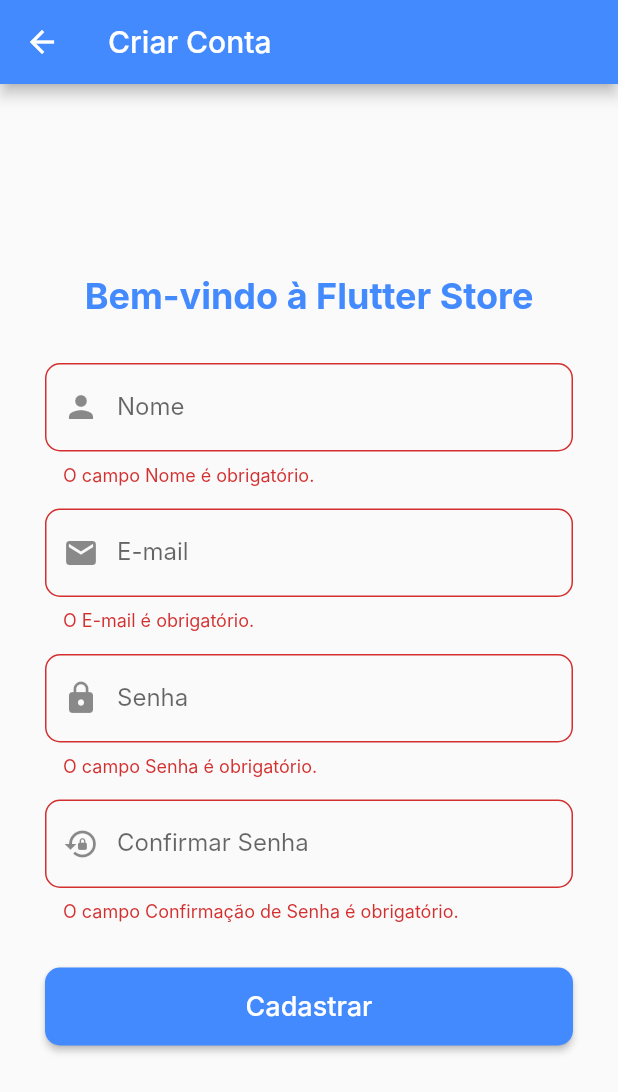
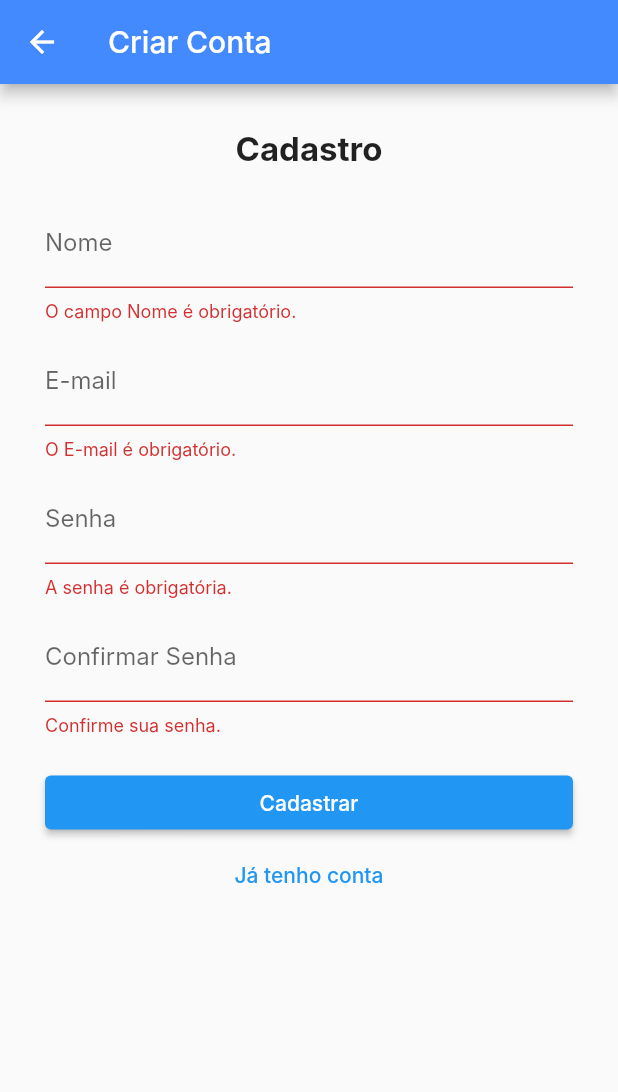
Before and after one commit to davifaita/FlutterProject, a Flutter app: the SignUpPage screen opened by its route, after a tap on "Cadastrar", on a phone screen of 412 x 824 dp. Shown: the top 1092 px of the screen. Run offline on Flutter 3.47's test engine with Material 3 defaults, Android fonts, the phone set to English and light mode, and no system bars; our stand-ins replace shared_preferences; accounts and stored records are empty; Roboto replaces fonts that are missing (Inter).

Commit message:
fix: corrigir validação do formulario de cadastro e validação de login

```diff
--- /dev/null
+++ b/lib/core/providers/auth_provider.dart
@@ -0,0 +1,32 @@
+import 'package:flutter/material.dart';
+
+class AuthProvider extends ChangeNotifier {
+  String? _email;
+  String? _password;
+  bool _isLoggedIn = false;
+
+  bool get isLoggedIn => _isLoggedIn;
+  String? get email => _email;
+
+  // Registrar usuário
+  void signUp(String email, String password) {
+    _email = email;
+    _password = password;
+    notifyListeners();
+  }
+
+  // Login
+  bool login(String email, String password) {
+    if (_email == email && _password == password) {
+      _isLoggedIn = true;
+      notifyListeners();
+      return true;
+    }
+    return false;
+  }
+
+  void logout() {
+    _isLoggedIn = false;
+    notifyListeners();
+  }
+}
--- a/lib/presentation/pages/auth/signup_page.dart
+++ b/lib/presentation/pages/auth/signup_page.dart
@@ -1,7 +1,9 @@
+import 'package:ecommerce/shared/utils/form_validators.dart';
 import 'package:flutter/material.dart';
-import '../../../shared/utils/form_validators.dart';
+import 'package:shared_preferences/shared_preferences.dart';
+import 'login_page.dart';
 
-// Tela de Cadastro de Usuário
+
 class SignUpPage extends StatefulWidget {
   static const routeName = '/signup';
 
@@ -13,35 +15,41 @@ class SignUpPage extends StatefulWidget {
 
 class _SignUpPageState extends State<SignUpPage> {
   final _formKey = GlobalKey<FormState>();
-  final _nameController = TextEditingController();
-  final _emailController = TextEditingController();
-  final _passwordController = TextEditingController();
-  final _confirmPasswordController = TextEditingController();
 
-  void _submit() {
-    // 1. Validar os campos
+  final nomeController = TextEditingController();
+  final emailController = TextEditingController();
+  final senhaController = TextEditingController();
+  final confirmarSenhaController = TextEditingController();
+
+  Future<void> _register() async {
+    // 1️⃣ Valida o formulário antes de tudo
     if (!_formKey.currentState!.validate()) {
       return;
     }
 
-    // 2. Validação adicional: senhas devem ser iguais
-    if (_passwordController.text != _confirmPasswordController.text) {
-      // Exibe um SnackBar para mostrar a mensagem de erro
+    // 2️⃣ Senhas diferentes (também validado no validator)
+    if (senhaController.text != confirmarSenhaController.text) {
       ScaffoldMessenger.of(context).showSnackBar(
         const SnackBar(
-          content: Text('Erro: As senhas não coincidem!'),
+          content: Text("As senhas não coincidem!"),
           backgroundColor: Colors.red,
         ),
       );
       return;
     }
 
-    // 3. Simula o cadastro bem-sucedido
-    // Redirecionar de volta ao login com mensagem visual
-    Navigator.of(context).pop();
+    // 3️⃣ Salva os dados
+    final prefs = await SharedPreferences.getInstance();
+    await prefs.setString('user_name', nomeController.text);
+    await prefs.setString('user_email', emailController.text);
+    await prefs.setString('user_password', senhaController.text);
+
+    // 4️⃣ Fecha página
+    Navigator.pop(context);
+
     ScaffoldMessenger.of(context).showSnackBar(
       const SnackBar(
-        content: Text('Cadastro realizado com sucesso! Faça login para continuar.'),
+        content: Text("Cadastro realizado, faça login!"),
         backgroundColor: Colors.green,
       ),
     );
@@ -51,92 +59,74 @@ class _SignUpPageState extends State<SignUpPage> {
   Widget build(BuildContext context) {
     return Scaffold(
       appBar: AppBar(
-        title: const Text('Criar Conta'),
+        title: const Text("Criar Conta"),
         backgroundColor: Colors.blueAccent,
       ),
-      body: Center(
-        child: SingleChildScrollView(
-          padding: const EdgeInsets.all(30.0),
+      body: SingleChildScrollView(
+        padding: const EdgeInsets.all(30),
         child: Form(
           key: _formKey,
           child: Column(
-              crossAxisAlignment: CrossAxisAlignment.stretch,
-              children: <Widget>[
+            children: [
               const Text(
-                  'Bem-vindo à Flutter Store',
-                  style: TextStyle(fontSize: 24, fontWeight: FontWeight.bold, color: Colors.blueAccent),
-                  textAlign: TextAlign.center,
+                "Cadastro",
+                style: TextStyle(
+                  fontSize: 22,
+                  fontWeight: FontWeight.bold,
                 ),
-                const SizedBox(height: 30),
+              ),
+              const SizedBox(height: 20),
 
-                // Campo Nome
               TextFormField(
-                  controller: _nameController,
-                  decoration: const InputDecoration(
-                    labelText: 'Nome',
-                    border: OutlineInputBorder(borderRadius: BorderRadius.all(Radius.circular(10))),
-                    prefixIcon: Icon(Icons.person),
+                controller: nomeController,
+                decoration: const InputDecoration(labelText: "Nome"),
+                validator: (v) => FormValidators.requiredField(v, "Nome"),
               ),
-                  validator: (value) => FormValidators.requiredField(value, 'Nome'),
-                ),
-                const SizedBox(height: 15),
+              const SizedBox(height: 10),
 
-                // Campo E-mail
               TextFormField(
-                  controller: _emailController,
-                  keyboardType: TextInputType.emailAddress,
-                  decoration: const InputDecoration(
-                    labelText: 'E-mail',
-                    border: OutlineInputBorder(borderRadius: BorderRadius.all(Radius.circular(10))),
-                    prefixIcon: Icon(Icons.email),
-                  ),
+                controller: emailController,
+                decoration: const InputDecoration(labelText: "E-mail"),
                 validator: FormValidators.validateEmail,
               ),
-                const SizedBox(height: 15),
+              const SizedBox(height: 10),
 
-                // Campo Senha
               TextFormField(
-                  controller: _passwordController,
+                controller: senhaController,
                 obscureText: true,
-                  decoration: const InputDecoration(
-                    labelText: 'Senha',
-                    border: OutlineInputBorder(borderRadius: BorderRadius.all(Radius.circular(10))),
-                    prefixIcon: Icon(Icons.lock),
+                decoration: const InputDecoration(labelText: "Senha"),
+                validator: FormValidators.validatePassword,
               ),
-                  validator: (value) => FormValidators.requiredField(value, 'Senha'),
-                ),
-                const SizedBox(height: 15),
+              const SizedBox(height: 10),
 
-                // Campo Confirmar Senha
               TextFormField(
-                  controller: _confirmPasswordController,
+                controller: confirmarSenhaController,
                 obscureText: true,
-                  decoration: const InputDecoration(
-                    labelText: 'Confirmar Senha',
-                    border: OutlineInputBorder(borderRadius: BorderRadius.all(Radius.circular(10))),
-                    prefixIcon: Icon(Icons.lock_reset),
-                  ),
-                  validator: (value) => FormValidators.requiredField(value, 'Confirmação de Senha'),
-                ),
-                const SizedBox(height: 30),
-
-                // Botão de Cadastro
-                ElevatedButton(
-                  onPressed: _submit,
-                  style: ElevatedButton.styleFrom(
-                    backgroundColor: Colors.blueAccent,
-                    padding: const EdgeInsets.symmetric(vertical: 15),
-                    shape: RoundedRectangleBorder(
-                      borderRadius: BorderRadius.circular(10),
+                decoration:
+                    const InputDecoration(labelText: "Confirmar Senha"),
+                validator: (v) => FormValidators.confirmPassword(
+                  v,
+                  senhaController.text,
                 ),
               ),
-                  child: const Text(
-                    'Cadastrar',
-                    style: TextStyle(fontSize: 18, color: Colors.white),
+
+              const SizedBox(height: 20),
+
+              SizedBox(
+                width: double.infinity,
+                child: ElevatedButton(
+                  onPressed: _register,
+                  child: const Text("Cadastrar"),
                 ),
               ),
+
+              TextButton(
+                onPressed: () {
+                  Navigator.pushReplacementNamed(context, LoginPage.routeName);
+                },
+                child: const Text("Já tenho conta"),
+              )
             ],
-            ),
           ),
         ),
       ),
--- a/lib/shared/utils/form_validators.dart
+++ b/lib/shared/utils/form_validators.dart
@@ -1,20 +1,44 @@
-// Funções utilitárias para validação de campos de formulário.
 class FormValidators {
   static String? requiredField(String? value, String fieldName) {
-    if (value == null || value.isEmpty) {
+    if (value == null || value.trim().isEmpty) {
       return 'O campo $fieldName é obrigatório.';
     }
     return null;
   }
 
   static String? validateEmail(String? value) {
-    if (value == null || value.isEmpty) {
+    if (value == null || value.trim().isEmpty) {
       return 'O E-mail é obrigatório.';
     }
-    // Regex simples para validação de e-mail.
+
     if (!RegExp(r'\S+@\S+\.\S+').hasMatch(value)) {
       return 'Por favor, insira um e-mail válido.';
     }
+
+    return null;
+  }
+
+  static String? validatePassword(String? value) {
+    if (value == null || value.trim().isEmpty) {
+      return 'A senha é obrigatória.';
+    }
+
+    if (value.length < 6) {
+      return 'A senha deve ter pelo menos 6 caracteres.';
+    }
+
+    return null;
+  }
+
+  static String? confirmPassword(String? value, String password) {
+    if (value == null || value.trim().isEmpty) {
+      return 'Confirme sua senha.';
+    }
+
+    if (value != password) {
+      return 'As senhas não coincidem.';
+    }
+
     return null;
   }
 }
```
Also changed, not shown: lib/main.dart (+20 -20 lines), lib/presentation/pages/auth/login_page.dart (+57 -64 lines), pubspec.yaml (+4 -4 lines), pubspec.lock, 2 other files. Lines whose indentation alone changed are shown as unchanged.
